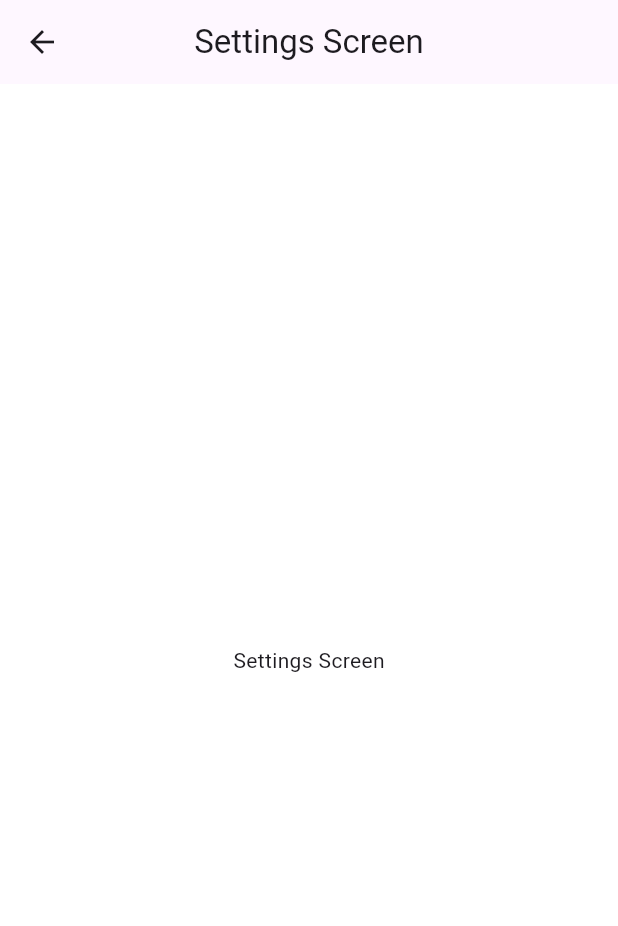
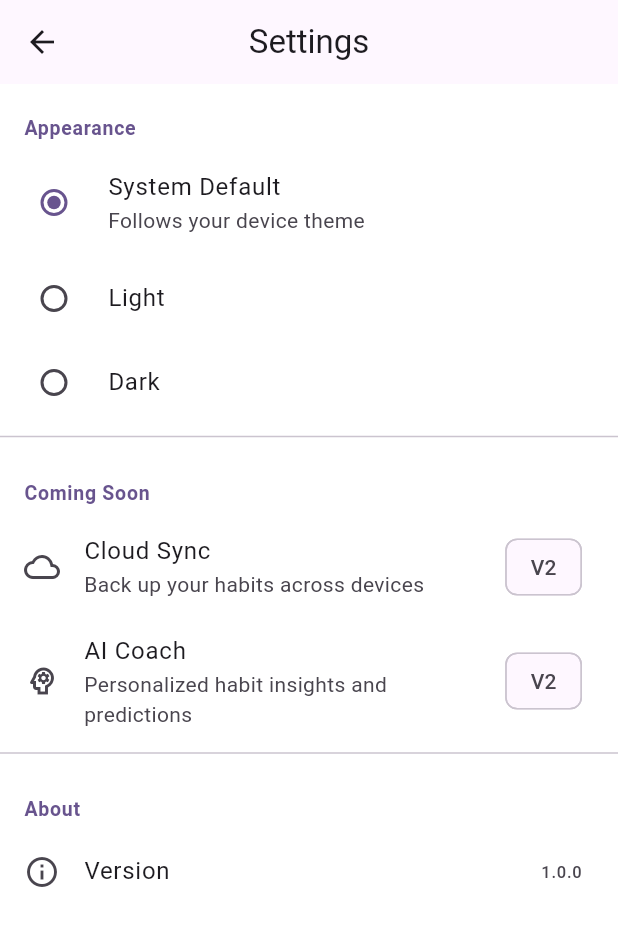
Before and after one commit to gokulhari-07/habit-tracker-flutter, a Flutter app: the SettingsScreen screen opened by its route, on a phone screen of 412 x 824 dp. Shown: the top 926 px of the screen. Run offline on Flutter 3.47's test engine with Material 3 defaults, Android fonts, the light colour scheme and no system bars; our stand-ins replace drift, flutter_riverpod; accounts and stored records are empty; generated files the repository leaves out were written again.

Commit message:
feat(presentation): implement settings screen with dynamic theme switching using StateProvider

```diff
--- a/lib/app.dart
+++ b/lib/app.dart
@@ -1,4 +1,6 @@
 import 'package:flutter/material.dart';
+import 'package:flutter_riverpod/flutter_riverpod.dart';
+import 'package:habit_tracker/core/providers/theme_provider.dart';
 import 'package:habit_tracker/core/theme/app_theme.dart';
 import 'package:habit_tracker/features/habits/domain/entities/habit_entity.dart';
 import 'package:habit_tracker/features/habits/presentation/screens/add_edit_habit_screen.dart';
@@ -6,11 +8,12 @@ import 'package:habit_tracker/features/habits/presentation/screens/habit_detail_
 import 'package:habit_tracker/features/habits/presentation/screens/home_screen.dart';
 import 'package:habit_tracker/features/habits/presentation/screens/settings_screen.dart';
 
-class MyApp extends StatelessWidget {
+class MyApp extends ConsumerWidget {
   const MyApp({super.key});
 
   @override
-  Widget build(BuildContext context) {
+  Widget build(BuildContext context, WidgetRef ref) {
+    final themeMode = ref.watch(themeModeProvider);
     return MaterialApp(
       debugShowCheckedModeBanner: false,
       initialRoute: "/",
@@ -37,7 +40,7 @@ class MyApp extends StatelessWidget {
       },
       theme: AppTheme.lightTheme,
       darkTheme: AppTheme.darkTheme,
-      themeMode: ThemeMode.system,
+      themeMode: themeMode,
     );
   }
 }
--- /dev/null
+++ b/lib/core/providers/theme_provider.dart
@@ -0,0 +1,6 @@
+import 'package:flutter/material.dart';
+import 'package:flutter_riverpod/flutter_riverpod.dart';
+
+final themeModeProvider=StateProvider<ThemeMode>((ref){
+  return ThemeMode.system; //default
+});
--- a/lib/features/habits/presentation/screens/home_screen.dart
+++ b/lib/features/habits/presentation/screens/home_screen.dart
@@ -1,9 +1,7 @@
 import 'package:flutter/material.dart';
 import 'package:flutter_riverpod/flutter_riverpod.dart';
-import 'package:habit_tracker/core/database/database_provider.dart';
-import 'package:habit_tracker/features/habits/domain/entities/habit_entity.dart';
-import 'package:habit_tracker/features/habits/domain/services/streak_service.dart';
 import 'package:habit_tracker/features/habits/presentation/providers/habit_providers.dart';
+import 'package:habit_tracker/features/habits/presentation/widgets/habit_card.dart';
 
 class HomeScreen extends ConsumerWidget {
   const HomeScreen({super.key});
@@ -65,66 +63,3 @@ class HomeScreen extends ConsumerWidget {
     );
   }
 }
-
-class HabitCard extends ConsumerWidget {
-  final HabitEntity habit;
-
-  const HabitCard({super.key, required this.habit});
-
-  @override
-  Widget build(BuildContext context, WidgetRef ref) {
-    final isCompletedAsync = ref.watch(isCompletedTodayProvider(habit.id));
-
-    return Card(
-      margin: const EdgeInsets.only(bottom: 12),
-      child: ListTile(
-        title: Text(
-          habit.name,
-          style: const TextStyle(fontWeight: FontWeight.w600),
-        ),
-        subtitle: FutureBuilder<int>(
-          future: _getStreak(ref, habit.id),
-          builder: (context, snapshot) {
-            final streak = snapshot.data ?? 0;
-            return Text(
-              streak > 0 ? '🔥 $streak day streak' : 'Start your streak today!',
-            );
-          },
-        ),
-        trailing: isCompletedAsync.when(
-          loading: () => const SizedBox(
-            width: 24,
-            height: 24,
-            child: CircularProgressIndicator(strokeWidth: 2),
-          ),
-          error: (_, __) => const Icon(Icons.error),
-          data: (isCompleted) => Checkbox(
-            value: isCompleted,
-            onChanged: (value) async {
-              final repo = ref.read(habitRepositoryProvider);
-              final today = DateTime.now();
-              final todayDate = DateTime(today.year, today.month, today.day);
-              await repo.toggleCompletion(habit.id, todayDate, value ?? false);
-              ref.invalidate(isCompletedTodayProvider(habit.id));
-              ref.invalidate(habitsProvider);
-            },
-          ),
-        ),
-        onTap: () async {
-          await Navigator.pushNamed(context, '/habit/${habit.id}');
-          ref.invalidate(habitsProvider);
-        },
-      ),
-    );
-  }
-
-  Future<int> _getStreak(WidgetRef ref, int habitId) async {
-    final repo = ref.read(habitRepositoryProvider);
-    final completions = await repo.getCompletionsForHabit(habitId);
-    final completedDates = completions
-        .where((c) => c.isCompleted)
-        .map((c) => c.date)
-        .toList();
-    return StreakService.calculateCurrentStreak(completedDates);
-  }
-}
--- a/lib/features/habits/presentation/screens/settings_screen.dart
+++ b/lib/features/habits/presentation/screens/settings_screen.dart
@@ -1,4 +1,7 @@
 import 'package:flutter/material.dart';
+import 'package:flutter_riverpod/flutter_riverpod.dart';
+import 'package:habit_tracker/core/providers/theme_provider.dart';
+import 'package:habit_tracker/features/habits/presentation/widgets/section_header.dart';
 
 class SettingsScreen extends StatelessWidget {
   const SettingsScreen({super.key});
@@ -6,10 +9,112 @@ class SettingsScreen extends StatelessWidget {
   @override
   Widget build(BuildContext context) {
     return Scaffold(
-      appBar: AppBar(title:Text("Settings Screen")),
-      body: Center(
-        child:Text("Settings Screen"),
+      appBar: AppBar(title: const Text('Settings')),
+      body: ListView(
+        children: [
+          // ── Theme Section ──────────────────────────────
+          const SectionHeader(title: 'Appearance'),
+          _AppearanceSection(),
+          const Divider(),
+
+          // ── V2 Placeholder Section ─────────────────────
+          const SectionHeader(title: 'Coming Soon'),
+          _ComingSoonSection(),
+          const Divider(),
+
+          // ── App Info Section ───────────────────────────
+          const SectionHeader(title: 'About'),
+          _AboutSection(),
+        ],
       ),
     );
   }
 }
+
+class _AboutSection extends StatelessWidget {
+  const _AboutSection();
+
+  @override
+  Widget build(BuildContext context) {
+    return Column(
+      children: [
+        ListTile(
+          leading: Icon(Icons.info_outline),
+          title: Text('Version'),
+          trailing: Text('1.0.0'),
+        ),
+      ],
+    );
+  }
+}
+
+class _ComingSoonSection extends StatelessWidget {
+  const _ComingSoonSection();
+
+  @override
+  Widget build(BuildContext context) {
+    return Column(
+      children: [
+        ListTile(
+          leading: const Icon(Icons.cloud_outlined),
+          title: const Text('Cloud Sync'),
+          subtitle: const Text('Back up your habits across devices'),
+          trailing: const Chip(label: Text('V2')),
+          onTap: null,
+        ),
+        ListTile(
+          leading: const Icon(Icons.psychology_outlined),
+          title: const Text('AI Coach'),
+          subtitle: const Text('Personalized habit insights and predictions'),
+          trailing: const Chip(label: Text('V2')),
+          onTap: null,
+        ),
+      ],
+    );
+  }
+}
+
+class _AppearanceSection extends ConsumerWidget {
+  const _AppearanceSection();
+
+  @override
+  Widget build(BuildContext context, WidgetRef ref) {
+    final themeMode = ref.watch(themeModeProvider);
+    return Column(
+      children: [
+        RadioListTile<ThemeMode>(
+          title: const Text('System Default'),
+          subtitle: const Text('Follows your device theme'),
+          value: ThemeMode.system,
+          groupValue: themeMode,
+          onChanged: (value) {
+            ref.read(themeModeProvider.notifier).state = value!;
+          },
+        ),
+        RadioListTile<ThemeMode>(
+          title: const Text('Light'),
+          value: ThemeMode.light,
+          groupValue: themeMode,
+          onChanged: (value) {
+            ref.read(themeModeProvider.notifier).state = value!;
+          },
+        ),
+        RadioListTile<ThemeMode>(
+          title: const Text('Dark'),
+          value: ThemeMode.dark, // this tile's value
+          groupValue: themeMode, // currently selected value
+          onChanged: (value) {
+            ref.read(themeModeProvider.notifier).state = value!;
+          },
+        ),
+      ],
+    );
+  }
+}
+
+// ## Key Concepts in This Screen
+
+// ### `StateProvider` vs `Provider`
+// Provider         → value never changes (AppDatabase, HabitRepository)
+// FutureProvider   → async value, read-only (habits list, isCompletedToday)
+// StateProvider    → simple value that CAN be changed by the UI (ThemeMode)
--- /dev/null
+++ b/lib/features/habits/presentation/widgets/habit_card.dart
@@ -0,0 +1,69 @@
+import 'package:flutter/material.dart';
+import 'package:flutter_riverpod/flutter_riverpod.dart';
+import 'package:habit_tracker/core/database/database_provider.dart';
+import 'package:habit_tracker/features/habits/domain/entities/habit_entity.dart' show HabitEntity;
+import 'package:habit_tracker/features/habits/domain/services/streak_service.dart';
+import 'package:habit_tracker/features/habits/presentation/providers/habit_providers.dart';
+
+class HabitCard extends ConsumerWidget {
+  final HabitEntity habit;
+
+  const HabitCard({super.key, required this.habit});
+
+  @override
+  Widget build(BuildContext context, WidgetRef ref) {
+    final isCompletedAsync = ref.watch(isCompletedTodayProvider(habit.id));
+
+    return Card(
+      margin: const EdgeInsets.only(bottom: 12),
+      child: ListTile(
+        title: Text(
+          habit.name,
+          style: const TextStyle(fontWeight: FontWeight.w600),
+        ),
+        subtitle: FutureBuilder<int>(
+          future: _getStreak(ref, habit.id),
+          builder: (context, snapshot) {
+            final streak = snapshot.data ?? 0;
+            return Text(
+              streak > 0 ? '🔥 $streak day streak' : 'Start your streak today!',
+            );
+          },
+        ),
+        trailing: isCompletedAsync.when(
+          loading: () => const SizedBox(
+            width: 24,
+            height: 24,
+            child: CircularProgressIndicator(strokeWidth: 2),
+          ),
+          error: (_, __) => const Icon(Icons.error),
+          data: (isCompleted) => Checkbox(
+            value: isCompleted,
+            onChanged: (value) async {
+              final repo = ref.read(habitRepositoryProvider);
+              final today = DateTime.now();
+              final todayDate = DateTime(today.year, today.month, today.day);
+              await repo.toggleCompletion(habit.id, todayDate, value ?? false);
+              ref.invalidate(isCompletedTodayProvider(habit.id));
+              ref.invalidate(habitsProvider);
+            },
+          ),
+        ),
+        onTap: () async {
+          await Navigator.pushNamed(context, '/habit/${habit.id}');
+          ref.invalidate(habitsProvider);
+        },
+      ),
+    );
+  }
+
+  Future<int> _getStreak(WidgetRef ref, int habitId) async {
+    final repo = ref.read(habitRepositoryProvider);
+    final completions = await repo.getCompletionsForHabit(habitId);
+    final completedDates = completions
+        .where((c) => c.isCompleted)
+        .map((c) => c.date)
+        .toList();
+    return StreakService.calculateCurrentStreak(completedDates);
+  }
+}
--- /dev/null
+++ b/lib/features/habits/presentation/widgets/section_header.dart
@@ -0,0 +1,22 @@
+import 'package:flutter/material.dart';
+
+class SectionHeader extends StatelessWidget {
+  final String title;
+  const SectionHeader({super.key, required this.title});
+
+  @override
+  Widget build(BuildContext context) {
+    return Padding(
+      padding: const EdgeInsets.fromLTRB(16, 20, 16, 4),
+      child: Text(
+        title,
+        style: TextStyle(
+          fontSize: 13,
+          fontWeight: FontWeight.w600,
+          color: Theme.of(context).colorScheme.primary,
+          letterSpacing: 0.5,
+        ),
+      ),
+    );
+  }
+}
```
Also changed, not shown: 2 other files.
